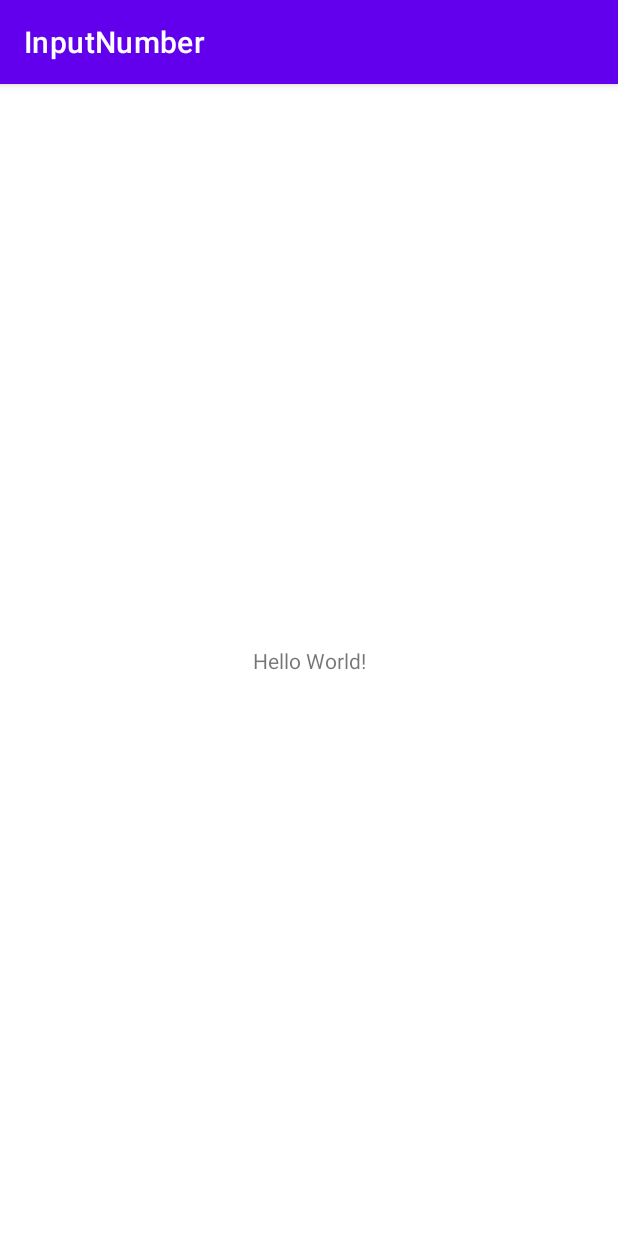
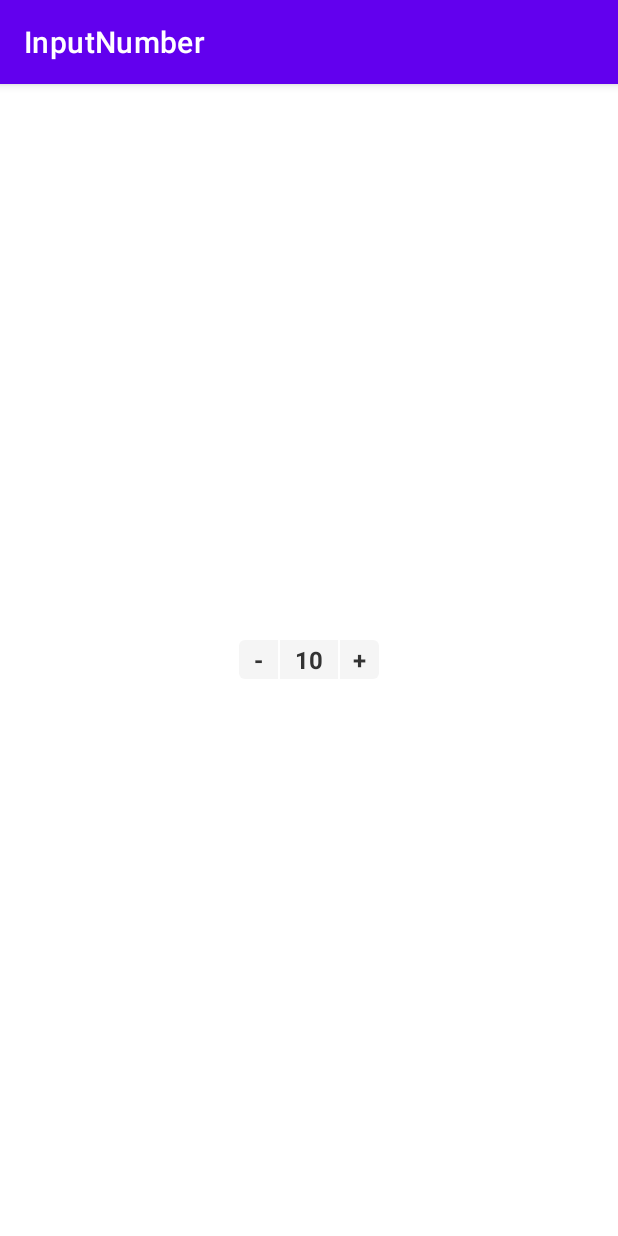
Before and after one commit to plain-dev/InputNumber, an Android app: the screen it shows after launch (MainActivity), on a phone screen of 412 x 824 dp. Run offline under Robolectric (Android 15) with nearby library versions, the phone set to English and light mode, and no system bars.

Commit message:
:hammer_and_wrench: Add sample code
- Change the `Button` to `androidx.appcompat.widget.AppCompatTextView` (Better compatibility)
- Adjust control style

```diff
--- a/app/build.gradle
+++ b/app/build.gradle
@@ -36,6 +36,7 @@ dependencies {
     implementation 'androidx.appcompat:appcompat:1.3.1'
     implementation 'com.google.android.material:material:1.5.0-alpha05'
     implementation 'androidx.constraintlayout:constraintlayout:2.1.1'
+    implementation project(path: ':lib')
     testImplementation 'junit:junit:4.13.2'
     androidTestImplementation 'androidx.test.ext:junit:1.1.3'
     androidTestImplementation 'androidx.test.espresso:espresso-core:3.4.0'
--- a/app/src/main/java/com/android/inputnumber/MainActivity.kt
+++ b/app/src/main/java/com/android/inputnumber/MainActivity.kt
@@ -2,10 +2,39 @@ package com.android.inputnumber
 
 import androidx.appcompat.app.AppCompatActivity
 import android.os.Bundle
+import com.android.inputnumber.lib.InputNumberView
+import com.android.inputnumber.lib.callback.OnInputNumberCallback
 
 class MainActivity : AppCompatActivity() {
+
+    private lateinit var inputNumberView: InputNumberView
+
     override fun onCreate(savedInstanceState: Bundle?) {
         super.onCreate(savedInstanceState)
         setContentView(R.layout.activity_main)
+        inputNumberView = findViewById(R.id.inputNumberView)
+
+        initInputNumberView(inputNumberView)
     }
+
+    private fun initInputNumberView(inputNumberView: InputNumberView) {
+        with(inputNumberView) {
+            number = 10
+            minimum  = 2
+            maximum = 20
+            step = 2
+            onInputNumberCallback = object : OnInputNumberCallback {
+                override fun onUpdateNeedConfirmation(
+                    view: InputNumberView,
+                    number: Int,
+                    confirmBlock: () -> Unit,
+                    failedBlock: () -> Unit,
+                    obj: Any?
+                ) {
+                    confirmBlock()
+                }
+            }
+        }
+    }
+
 }
--- a/app/src/main/res/layout/activity_main.xml
+++ b/app/src/main/res/layout/activity_main.xml
@@ -1,18 +1,18 @@
 <?xml version="1.0" encoding="utf-8"?>
-<androidx.constraintlayout.widget.ConstraintLayout xmlns:android="http://schemas.android.com/apk/res/android"
+<LinearLayout xmlns:android="http://schemas.android.com/apk/res/android"
     xmlns:app="http://schemas.android.com/apk/res-auto"
     xmlns:tools="http://schemas.android.com/tools"
     android:layout_width="match_parent"
     android:layout_height="match_parent"
+    android:layout_gravity="center"
+    android:gravity="center"
+    android:orientation="vertical"
+    android:padding="@dimen/in_dp_26"
     tools:context=".MainActivity">
 
-    <TextView
+    <com.android.inputnumber.lib.InputNumberView
+        android:id="@+id/inputNumberView"
         android:layout_width="wrap_content"
-        android:layout_height="wrap_content"
-        android:text="Hello World!"
-        app:layout_constraintBottom_toBottomOf="parent"
-        app:layout_constraintLeft_toLeftOf="parent"
-        app:layout_constraintRight_toRightOf="parent"
-        app:layout_constraintTop_toTopOf="parent" />
+        android:layout_height="wrap_content" />
 
-</androidx.constraintlayout.widget.ConstraintLayout>
+</LinearLayout>
--- a/lib/src/main/res/drawable/shape_input_number_left_background.xml
+++ b/lib/src/main/res/drawable/shape_input_number_left_background.xml
@@ -10,7 +10,7 @@
         <ripple android:color="?attr/colorControlHighlight" tools:ignore="NewApi">
             <item>
                 <shape android:shape="rectangle">
-                    <solid android:color="#F5F5F5" />
+                    <solid android:color="@color/color_f5" />
                     <corners android:bottomLeftRadius="@dimen/in_dp_4" android:bottomRightRadius="0dp" android:topLeftRadius="@dimen/in_dp_4" android:topRightRadius="0dp" />
                 </shape>
             </item>
--- a/lib/src/main/res/drawable/shape_input_number_right_background.xml
+++ b/lib/src/main/res/drawable/shape_input_number_right_background.xml
@@ -10,7 +10,7 @@
         <ripple android:color="?attr/colorControlHighlight" tools:ignore="NewApi">
             <item>
                 <shape android:shape="rectangle">
-                    <solid android:color="#F5F5F5" />
+                    <solid android:color="@color/color_f5" />
                     <corners android:bottomLeftRadius="0dp" android:bottomRightRadius="@dimen/in_dp_4" android:topLeftRadius="0dp" android:topRightRadius="@dimen/in_dp_4" />
                 </shape>
             </item>
--- a/lib/src/main/res/layout/layout_input_number.xml
+++ b/lib/src/main/res/layout/layout_input_number.xml
@@ -8,17 +8,17 @@
     tools:orientation="horizontal"
     tools:parentTag="android.widget.LinearLayout">
 
-    <Button
+    <androidx.appcompat.widget.AppCompatTextView
         android:id="@+id/btnNumberLeft"
         style="@style/InputNumberStyle.Left" />
 
-    <TextView
+    <androidx.appcompat.widget.AppCompatTextView
         android:id="@+id/btnNumberCenter"
         style="@style/InputNumberStyle.Center"
         android:layout_marginHorizontal="@dimen/in_dp_1"
         android:maxLength="3" />
 
-    <Button
+    <androidx.appcompat.widget.AppCompatTextView
         android:id="@+id/btnNumberRight"
         style="@style/InputNumberStyle.Right" />
 
--- a/lib/src/main/res/values/dimens.xml
+++ b/lib/src/main/res/values/dimens.xml
@@ -5,5 +5,7 @@
     <dimen name="in_dp_4">4dp</dimen>
     <dimen name="in_dp_10">10dp</dimen>
     <dimen name="in_dp_12">12dp</dimen>
+    <dimen name="in_dp_16">16dp</dimen>
     <dimen name="in_dp_26">26dp</dimen>
+    <dimen name="in_dp_50">50dp</dimen>
 </resources>
--- a/lib/src/main/res/values/styles.xml
+++ b/lib/src/main/res/values/styles.xml
@@ -1,31 +1,30 @@
 <?xml version="1.0" encoding="utf-8"?>
-<resources xmlns:tools="http://schemas.android.com/tools">
+<resources>
 
-    <style name="InputNumberStyle">
+    <style name="InputNumberStyle" parent="">
         <item name="android:layout_width">@dimen/in_dp_26</item>
         <item name="android:layout_height">@dimen/in_dp_26</item>
-        <item name="android:paddingLeft">@dimen/in_dp_10</item>
-        <item name="android:paddingRight">@dimen/in_dp_10</item>
+        <item name="android:paddingLeft">@dimen/in_dp_2</item>
+        <item name="android:paddingRight">@dimen/in_dp_2</item>
         <item name="android:textColor">@drawable/color_input_number</item>
-        <item name="android:textSize">@dimen/in_dp_12</item>
+        <item name="android:textSize">@dimen/in_dp_16</item>
         <item name="android:textStyle">bold</item>
-        <item name="android:layout_marginBottom">@dimen/in_dp_2</item>
-        <item name="android:elevation" tools:ignore="NewApi">0dp</item>
-        <item name="android:stateListAnimator" tools:ignore="NewApi">@null</item>
         <item name="android:gravity">center</item>
     </style>
 
-    <style name="InputNumberStyle.Left" parent="InputNumberStyle">
+    <style name="InputNumberStyle.Left">
         <item name="android:text">@string/symbol_reduce</item>
         <item name="android:background">@drawable/shape_input_number_left_background</item>
     </style>
 
-    <style name="InputNumberStyle.Right" parent="InputNumberStyle">
+    <style name="InputNumberStyle.Right">
         <item name="android:text">@string/symbol_plus</item>
         <item name="android:background">@drawable/shape_input_number_right_background</item>
     </style>
 
-    <style name="InputNumberStyle.Center" parent="InputNumberStyle">
+    <style name="InputNumberStyle.Center">
+        <item name="android:paddingLeft">@dimen/in_dp_10</item>
+        <item name="android:paddingRight">@dimen/in_dp_10</item>
         <item name="android:text">@string/default_number</item>
         <item name="android:layout_width">wrap_content</item>
         <item name="android:background">@drawable/shape_input_number_center_background</item>
```
